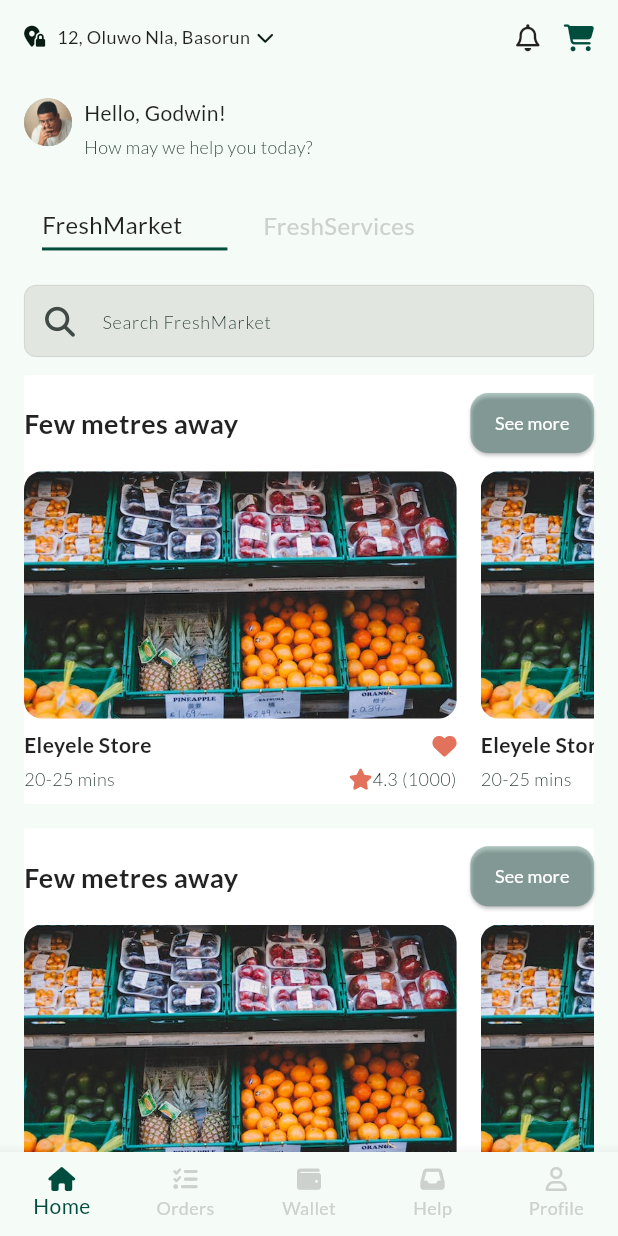
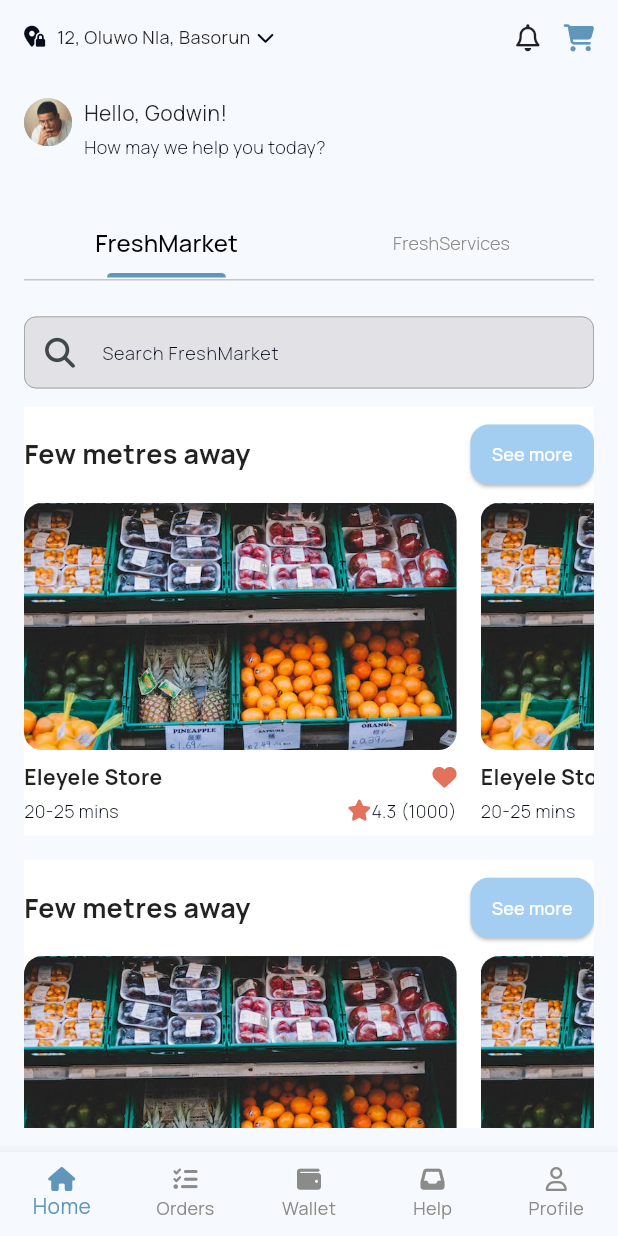
Before and after one commit to brosKunmi/fresh_life, a Flutter app: the HomePage screen opened directly, on a phone screen of 412 x 824 dp. Run offline on Flutter 3.47's test engine with Material 3 defaults, Android fonts, the phone set to English and light mode, and no system bars; our stand-ins replace carousel_slider, flutter_form_builder, font_awesome_flutter, form_builder_validators, google_fonts.

Commit message:
latest updates

```diff
--- a/lib/main.dart
+++ b/lib/main.dart
@@ -16,7 +16,7 @@ class MyApp extends StatelessWidget {
     return MaterialApp(
       theme: ThemeData(
         colorScheme: ColorScheme.fromSeed(
-          seedColor: const Color(0xff004d3d),
+          seedColor: const Color(0xff6096ba),
           // seedColor: const Color.fromARGB(255, 7, 139, 73),
         ),
         useMaterial3: true,
--- a/lib/repo/home/pages/home_view.dart
+++ b/lib/repo/home/pages/home_view.dart
@@ -1,11 +1,10 @@
 import 'package:flutter/material.dart';
 import 'package:font_awesome_flutter/font_awesome_flutter.dart';
 import 'package:fresh_life/repo/home/widgets/home_user_deets.dart';
-import 'package:fresh_life/repo/market/views/widgets/store_tile_list.dart';
+import 'package:fresh_life/repo/market/views/pages/home_market_view.dart';
 import 'package:fresh_life/utils/core/app_config.dart';
 import 'package:fresh_life/utils/core/doubles_config.dart';
 import 'package:fresh_life/utils/core/size_config.dart';
-import 'package:fresh_life/utils/widgets/fresh_text_fields.dart';
 
 class HomeView extends StatefulWidget {
   const HomeView({super.key});
@@ -14,13 +13,21 @@ class HomeView extends StatefulWidget {
   State<HomeView> createState() => _HomeViewState();
 }
 
-class _HomeViewState extends State<HomeView> {
+class _HomeViewState extends State<HomeView>
+    with SingleTickerProviderStateMixin {
+  TabController? _tabController;
+
+  @override
+  void initState() {
+    _tabController = TabController(length: 2, vsync: this);
+    super.initState();
+  }
+
   int sIndex = 0;
   @override
   Widget build(BuildContext context) {
     return SafeArea(
-      child: SingleChildScrollView(
-        clipBehavior: Clip.antiAliasWithSaveLayer,
+      child: Padding(
         padding: kPadding,
         child: Column(
           crossAxisAlignment: CrossAxisAlignment.start,
@@ -49,39 +56,34 @@ class _HomeViewState extends State<HomeView> {
             SizedBox(
               height: SizeConfig.gap(4, context),
             ),
-            Row(
-              mainAxisAlignment: MainAxisAlignment.start,
-              children: List.generate(
-                2,
-                (index) => GestureDetector(
-                  onTap: () {
-                    setState(() {
-                      sIndex = index;
-                    });
-                  },
-                  child: TypeSelector(
-                    selected: sIndex == index,
-                    text: index == 0 ? "FreshMarket" : "FreshServices",
-                  ),
+            TabBar(
+              labelColor: Colors.black,
+              labelStyle: AppConfig.body(),
+              indicatorPadding:
+                  const EdgeInsets.symmetric(vertical: 2, horizontal: 8),
+              indicatorColor: AppConfig.primaryColor,
+              unselectedLabelColor: AppConfig.hintGrey,
+              unselectedLabelStyle: AppConfig.hint(),
+              tabs: const [
+                Tab(
+                  text: "FreshMarket",
                 ),
+                Tab(
+                  text: "FreshServices",
+                ),
+              ],
+              controller: _tabController,
+            ),
+            Flexible(
+              child: TabBarView(
+                clipBehavior: Clip.antiAliasWithSaveLayer,
+                controller: _tabController,
+                children: [
+                  const HomeMarketView(),
+                  Container(),
+                ],
               ),
             ),
-            // SizedBox(
-            //   height: SizeConfig.gap(1, context),
-            // ),
-            CustomTextField(
-              text: "",
-              hint: 'Search FreshMarket',
-              prefix: const Icon(
-                FontAwesomeIcons.magnifyingGlass,
-                size: 20,
-              ),
-              fillColor: AppConfig.appGrey,
-            ),
-
-            const StoreListTile(),
-            const StoreListTile(),
-            const StoreListTile(),
           ],
         ),
       ),
--- /dev/null
+++ b/lib/repo/market/views/pages/home_market_view.dart
@@ -0,0 +1,32 @@
+import 'package:flutter/material.dart';
+import 'package:font_awesome_flutter/font_awesome_flutter.dart';
+import 'package:fresh_life/repo/market/views/widgets/store_tile_list.dart';
+import 'package:fresh_life/utils/core/app_config.dart';
+import 'package:fresh_life/utils/widgets/fresh_text_fields.dart';
+
+class HomeMarketView extends StatelessWidget {
+  const HomeMarketView({super.key});
+
+  @override
+  Widget build(BuildContext context) {
+    return SingleChildScrollView(
+      clipBehavior: Clip.antiAliasWithSaveLayer,
+      child: Column(
+        children: [
+          CustomTextField(
+            text: "",
+            hint: 'Search FreshMarket',
+            prefix: const Icon(
+              FontAwesomeIcons.magnifyingGlass,
+              size: 20,
+            ),
+            fillColor: AppConfig.appGrey,
+          ),
+          const StoreListTile(),
+          const StoreListTile(),
+          const StoreListTile(),
+        ],
+      ),
+    );
+  }
+}
--- a/lib/repo/market/views/widgets/store_tile.dart
+++ b/lib/repo/market/views/widgets/store_tile.dart
@@ -1,5 +1,6 @@
 import 'package:flutter/material.dart';
 import 'package:font_awesome_flutter/font_awesome_flutter.dart';
+import 'package:fresh_life/repo/market/views/pages/store_prods_page.dart';
 import 'package:fresh_life/utils/core/app_config.dart';
 import 'package:fresh_life/utils/core/doubles_config.dart';
 import 'package:fresh_life/utils/core/size_config.dart';
@@ -10,7 +11,16 @@ class StoreTile extends StatelessWidget {
 
   @override
   Widget build(BuildContext context) {
-    return SizedBox(
+    return GestureDetector(
+      onTap: () {
+        Navigator.push(
+          context,
+          MaterialPageRoute<void>(
+            builder: (BuildContext context) => const StoreProdsPage(),
+          ),
+        );
+      },
+      child: SizedBox(
         width: SizeConfig.width(context) * 0.7,
         child: Column(
           mainAxisSize: MainAxisSize.min,
@@ -65,6 +75,7 @@ class StoreTile extends StatelessWidget {
             ),
           ],
         ),
+      ),
     );
   }
 }
--- a/lib/repo/market/views/widgets/store_tile_list.dart
+++ b/lib/repo/market/views/widgets/store_tile_list.dart
@@ -1,27 +1,15 @@
 import 'package:flutter/material.dart';
-import 'package:fresh_life/repo/market/views/pages/store_prods_page.dart';
 import 'package:fresh_life/repo/market/views/widgets/store_tile.dart';
 import 'package:fresh_life/utils/core/app_config.dart';
 import 'package:fresh_life/utils/core/size_config.dart';
 import 'package:fresh_life/utils/widgets/fresh_buttons.dart';
 
 class StoreListTile extends StatelessWidget {
-  const StoreListTile({
-    super.key,
-  });
+  const StoreListTile({super.key});
 
   @override
   Widget build(BuildContext context) {
-    return GestureDetector(
-      onTap: () {
-        Navigator.push(
-          context,
-          MaterialPageRoute<void>(
-            builder: (BuildContext context) => const StoreProdsPage(),
-          ),
-        );
-      },
-      child: Container(
+    return Container(
       color: Colors.white,
       padding: const EdgeInsets.symmetric(vertical: 8.0),
       margin: EdgeInsets.symmetric(
@@ -58,7 +46,6 @@ class StoreListTile extends StatelessWidget {
           ),
         ],
       ),
-      ),
     );
   }
 }
--- a/lib/utils/core/app_config.dart
+++ b/lib/utils/core/app_config.dart
@@ -4,52 +4,53 @@ import 'package:google_fonts/google_fonts.dart';
 class AppConfig {
   static Color get appBlack => const Color(0xdd000000);
 
-  static Color get secBlack => const Color(0xff081C15);
+  static Color get secBlack => const Color.fromARGB(255, 8, 13, 28);
 
-  static Color get hintGrey => const Color.fromARGB(255, 204, 209, 206);
+  static Color get hintGrey => const Color(0xff8b8c89);
 
   // static Color get appGrey => const Color.fromARGB(255, 74, 85, 78);
 
-  static Color get appGrey => const Color(0xffe1e6e1);
+  static Color get appGrey => const Color.fromARGB(255, 225, 225, 230);
 
-  static Color get primaryColor => const Color(0xff004d3d);
-  static Color get lightPrimary => primaryColor.withOpacity(0.3);
+  // static Color get primaryColor => const Color(0xff004d3d);
+  static Color get primaryColor => const Color(0xff6096ba);
+  static Color get lightPrimary => const Color(0xffa3cef1);
 
   static Color get secColor => const Color(0xffe2725b);
 
-  static TextStyle body() => GoogleFonts.lato(
+  static TextStyle body() => GoogleFonts.manrope(
         fontSize: 16,
         height: 1.4,
         color: appBlack,
       );
 
-  static TextStyle hint() => GoogleFonts.lato(
+  static TextStyle hint() => GoogleFonts.manrope(
         fontSize: 12,
         height: 1.4,
         color: secBlack,
         fontWeight: FontWeight.w300,
       );
 
-  static TextStyle sub() => GoogleFonts.lato(
+  static TextStyle sub() => GoogleFonts.manrope(
         fontSize: 14,
         height: 1.4,
         color: appBlack,
       );
 
-  static TextStyle title() => GoogleFonts.lato(
+  static TextStyle title() => GoogleFonts.manrope(
         fontSize: 18,
         height: 1.4,
         color: appBlack,
       );
 
-  static TextStyle boldTitle() => GoogleFonts.lato(
+  static TextStyle boldTitle() => GoogleFonts.manrope(
         fontSize: 20,
         height: 1.4,
         color: appBlack,
         fontWeight: FontWeight.bold,
       );
 
-  static TextStyle button1() => GoogleFonts.lato(
+  static TextStyle button1() => GoogleFonts.manrope(
         fontSize: 14,
         height: 1.4,
         color: Colors.white,
--- a/lib/utils/extensions/assets_strings.dart
+++ b/lib/utils/extensions/assets_strings.dart
@@ -13,3 +13,4 @@ extension DotteddStrings on String {
   String get dotted => "${String.fromCharCode(0x2022)} $this";
   String get withNaira => "₦$this";
 }
+// String.fromCharCode(0x20A6)
```
Also changed, not shown: lib/repo/market/views/pages/store_prods_page.dart (+13 -27 lines), lib/repo/market/views/widgets/product_tile.dart (+6 -1 lines), lib/repo/market/views/widgets/store_deets_widgets.dart (+33 -0 lines). Lines whose indentation alone changed are shown as unchanged.
